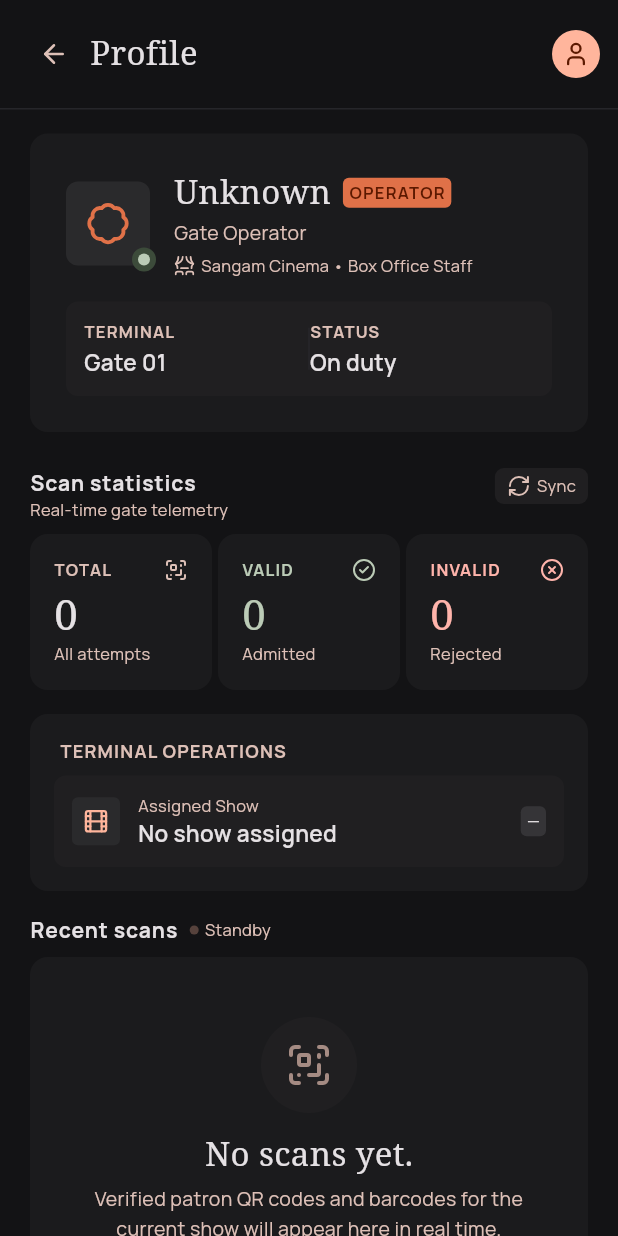
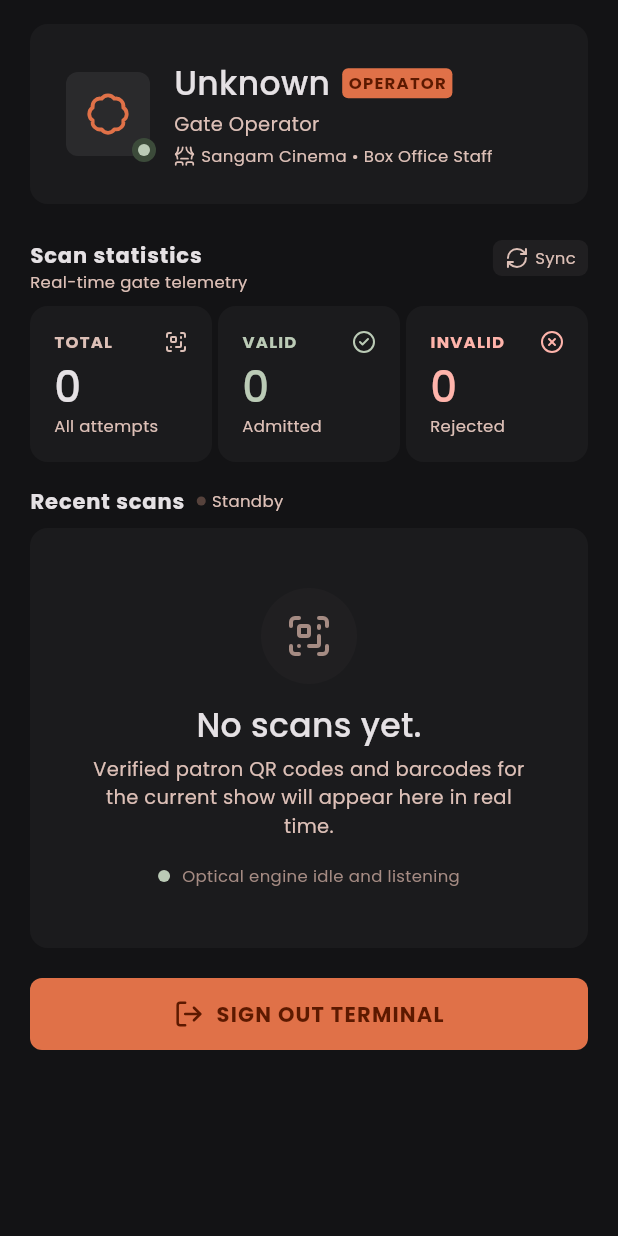
Before and after one commit to Shonferns004/Movie-Booking, a Flutter app: the ProfileScreen screen opened directly with empty values, on a phone screen of 412 x 824 dp. Run offline on Flutter 3.47's test engine with Material 3 defaults, Android fonts, the phone set to English and light mode, and no system bars; our stand-ins replace google_fonts, image_picker, lucide_icons_flutter, shared_preferences; missing offline and left inert: mobile_scanner; accounts and stored records are empty; network calls fail.

Commit message:
Simplify profile tab: remove header, ops section, telemetry; unify font

```diff
--- a/admin_app/lib/screens/profile_screen.dart
+++ b/admin_app/lib/screens/profile_screen.dart
@@ -130,8 +130,7 @@ class _ProfileScreenState extends State<ProfileScreen> {
               _buildIdentityCard(),
               const SizedBox(height: 24),
               _buildStats(),
-              const SizedBox(height: 16),
-              _buildOperationsCard(),
+
               const SizedBox(height: 16),
               _buildRecentScans(),
               const SizedBox(height: 16),
@@ -142,77 +141,17 @@ class _ProfileScreenState extends State<ProfileScreen> {
     // Embedded inside the scanner shell: the shell provides the bounded area,
     // so the profile renders its own header and scroll view.
     if (widget.embedded) {
-      return Column(
-        crossAxisAlignment: CrossAxisAlignment.stretch,
-        children: [
-          _buildHeader(context),
-          Expanded(
-            child: SingleChildScrollView(
-              padding: const EdgeInsets.fromLTRB(20, 16, 20, 24),
-              child: body,
-            ),
-          ),
-        ],
+      return SingleChildScrollView(
+        padding: const EdgeInsets.fromLTRB(20, 16, 20, 24),
+        child: body,
       );
     }
 
     return Scaffold(
       backgroundColor: KkSurface.bg,
-      body: Column(
-        children: [
-          _buildHeader(context),
-          Expanded(
-            child: SingleChildScrollView(
-              padding: const EdgeInsets.fromLTRB(20, 16, 20, 24),
-              child: body,
-            ),
-          ),
-        ],
-      ),
-    );
-  }
-
-  Widget _buildHeader(BuildContext context) {
-    return Container(
-      width: double.infinity,
-      padding: const EdgeInsets.fromLTRB(12, 12, 12, 12),
-      decoration: const BoxDecoration(
-        color: KkSurface.bg,
-        border: Border(bottom: BorderSide(color: KkSurface.border)),
-      ),
-      child: Row(
-        children: [
-          IconButton(
-            onPressed: () {
-              if (widget.onBack != null) {
-                widget.onBack!();
-              } else {
-                Navigator.maybePop(context);
-              }
-            },
-            icon: const Icon(LucideIcons.arrowLeft, size: 20),
-            color: KkSurface.onSurfaceVariant,
-          ),
-          Expanded(
-            child: Text(
-              'Profile',
-              style: GoogleFonts.notoSerif(
-                fontSize: 22,
-                fontWeight: FontWeight.w500,
-                color: KkSurface.onSurface,
-              ),
-            ),
-          ),
-          Container(
-            width: 32,
-            height: 32,
-            decoration: const BoxDecoration(
-              color: KkSurface.primary,
-              shape: BoxShape.circle,
-            ),
-            child: const Icon(LucideIcons.user, size: 18, color: Color(0xFF5C1900)),
-          ),
-        ],
+      body: SingleChildScrollView(
+        padding: const EdgeInsets.fromLTRB(20, 16, 20, 24),
+        child: body,
       ),
     );
   }
@@ -280,7 +219,7 @@ class _ProfileScreenState extends State<ProfileScreen> {
                           child: Text(
                             _displayName,
                             overflow: TextOverflow.ellipsis,
-                            style: GoogleFonts.notoSerif(
+                            style: GoogleFonts.poppins(
                               fontSize: 22,
                               fontWeight: FontWeight.w500,
                               color: KkSurface.onSurface,
@@ -297,7 +236,7 @@ class _ProfileScreenState extends State<ProfileScreen> {
                           ),
                           child: Text(
                             _roleLabel.toUpperCase(),
-                            style: GoogleFonts.manrope(
+                            style: GoogleFonts.poppins(
                               fontSize: 11,
                               fontWeight: FontWeight.w700,
                               letterSpacing: 0.8,
@@ -311,7 +250,7 @@ class _ProfileScreenState extends State<ProfileScreen> {
                     Text(
                       _roleSubtitle,
                       overflow: TextOverflow.ellipsis,
-                      style: GoogleFonts.manrope(
+                      style: GoogleFonts.poppins(
                         fontSize: 13,
                         color: KkSurface.onSurfaceVariant,
                       ),
@@ -326,7 +265,7 @@ class _ProfileScreenState extends State<ProfileScreen> {
                           child: Text(
                             'Sangam Cinema • Box Office Staff',
                             overflow: TextOverflow.ellipsis,
-                            style: GoogleFonts.manrope(
+                            style: GoogleFonts.poppins(
                               fontSize: 11,
                               color: KkSurface.onSurfaceVariant,
                             ),
@@ -339,58 +278,9 @@ class _ProfileScreenState extends State<ProfileScreen> {
               ),
             ],
           ),
-          const SizedBox(height: 16),
-          Container(
-            padding: const EdgeInsets.all(12),
-            decoration: BoxDecoration(
-              color: KkSurface.container,
-              borderRadius: BorderRadius.circular(8),
-            ),
-            child: Row(
-              children: [
-                Expanded(
-                  child: _telemetryCell('Terminal', 'Gate 01'),
-                ),
-                Container(
-                  width: 1,
-                  height: 28,
-                  color: KkSurface.border,
-                ),
-                Expanded(
-                  child: _telemetryCell('Status', 'On duty'),
-                ),
-              ],
-            ),
-          ),
+
         ],
       ),
-    );
-  }
-
-  Widget _telemetryCell(String label, String value) {
-    return Column(
-      crossAxisAlignment: CrossAxisAlignment.start,
-      children: [
-        Text(
-          label.toUpperCase(),
-          style: GoogleFonts.manrope(
-            fontSize: 11,
-            fontWeight: FontWeight.w700,
-            letterSpacing: 0.8,
-            color: KkSurface.onSurfaceVariant,
-          ),
-        ),
-        const SizedBox(height: 2),
-        Text(
-          value,
-          overflow: TextOverflow.ellipsis,
-          style: GoogleFonts.manrope(
-            fontSize: 15,
-            fontWeight: FontWeight.w600,
-            color: KkSurface.onSurface,
-          ),
-        ),
-      ],
     );
   }
 
@@ -407,7 +297,7 @@ class _ProfileScreenState extends State<ProfileScreen> {
                 children: [
                   Text(
                     'Scan statistics',
-                    style: GoogleFonts.manrope(
+                    style: GoogleFonts.poppins(
                       fontSize: 14,
                       fontWeight: FontWeight.w700,
                       letterSpacing: 0.6,
@@ -416,7 +306,7 @@ class _ProfileScreenState extends State<ProfileScreen> {
                   ),
                   Text(
                     'Real-time gate telemetry',
-                    style: GoogleFonts.manrope(
+                    style: GoogleFonts.poppins(
                       fontSize: 11,
                       color: KkSurface.onSurfaceVariant,
                     ),
@@ -442,7 +332,7 @@ class _ProfileScreenState extends State<ProfileScreen> {
                     const SizedBox(width: 4),
                     Text(
                       'Sync',
-                      style: GoogleFonts.manrope(
+                      style: GoogleFonts.poppins(
                         fontSize: 11,
                         color: KkSurface.onSurfaceVariant,
                       ),
@@ -518,7 +408,7 @@ class _ProfileScreenState extends State<ProfileScreen> {
             children: [
               Text(
                 label.toUpperCase(),
-                style: GoogleFonts.manrope(
+                style: GoogleFonts.poppins(
                   fontSize: 11,
                   fontWeight: FontWeight.w700,
                   letterSpacing: 0.8,
@@ -531,7 +421,7 @@ class _ProfileScreenState extends State<ProfileScreen> {
           const SizedBox(height: 8),
           Text(
             value,
-            style: GoogleFonts.notoSerif(
+            style: GoogleFonts.poppins(
               fontSize: 28,
               fontWeight: FontWeight.w500,
               height: 1,
@@ -541,7 +431,7 @@ class _ProfileScreenState extends State<ProfileScreen> {
           const SizedBox(height: 4),
           Text(
             caption,
-            style: GoogleFonts.manrope(
+            style: GoogleFonts.poppins(
               fontSize: 11,
               color: KkSurface.onSurfaceVariant,
             ),
@@ -566,7 +456,7 @@ class _ProfileScreenState extends State<ProfileScreen> {
             padding: const EdgeInsets.symmetric(horizontal: 4),
             child: Text(
               'TERMINAL OPERATIONS',
-              style: GoogleFonts.manrope(
+              style: GoogleFonts.poppins(
                 fontSize: 12,
                 fontWeight: FontWeight.w700,
                 letterSpacing: 0.8,
@@ -600,7 +490,7 @@ class _ProfileScreenState extends State<ProfileScreen> {
                     children: [
                       Text(
                         'Assigned Show',
-                        style: GoogleFonts.manrope(
+                        style: GoogleFonts.poppins(
                           fontSize: 11,
                           color: KkSurface.onSurfaceVariant,
                         ),
@@ -608,7 +498,7 @@ class _ProfileScreenState extends State<ProfileScreen> {
                       Text(
                         _assignedShow,
                         overflow: TextOverflow.ellipsis,
-                        style: GoogleFonts.manrope(
+                        style: GoogleFonts.poppins(
                           fontSize: 15,
                           fontWeight: FontWeight.w600,
                           color: KkSurface.onSurface,
@@ -627,7 +517,7 @@ class _ProfileScreenState extends State<ProfileScreen> {
                   ),
                   child: Text(
                     _assignedAudi,
-                    style: GoogleFonts.manrope(
+                    style: GoogleFonts.poppins(
                       fontSize: 11,
                       color: KkSurface.onSurface,
                     ),
@@ -649,7 +539,7 @@ class _ProfileScreenState extends State<ProfileScreen> {
           children: [
             Text(
               'Recent scans',
-              style: GoogleFonts.manrope(
+              style: GoogleFonts.poppins(
                 fontSize: 14,
                 fontWeight: FontWeight.w700,
                 letterSpacing: 0.6,
@@ -668,7 +558,7 @@ class _ProfileScreenState extends State<ProfileScreen> {
             const SizedBox(width: 4),
             Text(
               'Standby',
-              style: GoogleFonts.manrope(
+              style: GoogleFonts.poppins(
                 fontSize: 11,
                 color: KkSurface.onSurfaceVariant,
               ),
@@ -699,7 +589,7 @@ class _ProfileScreenState extends State<ProfileScreen> {
                 const SizedBox(height: 12),
                 Text(
                   'No scans yet.',
-                  style: GoogleFonts.notoSerif(
+                  style: GoogleFonts.poppins(
                     fontSize: 22,
                     fontWeight: FontWeight.w500,
                     color: KkSurface.onSurface,
@@ -710,7 +600,7 @@ class _ProfileScreenState extends State<ProfileScreen> {
                   'Verified patron QR codes and barcodes for the current show '
                   'will appear here in real time.',
                   textAlign: TextAlign.center,
-                  style: GoogleFonts.manrope(
+                  style: GoogleFonts.poppins(
                     fontSize: 13,
                     height: 1.5,
                     color: KkSurface.onSurfaceVariant,
@@ -731,7 +621,7 @@ class _ProfileScreenState extends State<ProfileScreen> {
                     const SizedBox(width: 8),
                     Text(
                       'Optical engine idle and listening',
-                      style: GoogleFonts.manrope(
+                      style: GoogleFonts.poppins(
                         fontSize: 11,
                         color: KkSurface.outline,
                       ),
@@ -779,7 +669,7 @@ class _ProfileScreenState extends State<ProfileScreen> {
                           '${s['result'] ?? 'UNKNOWN'}'
                               '${s['rejection_reason'] != null && s['rejection_reason'].toString().isNotEmpty ? ' • ${s['rejection_reason']}' : ''}',
                           overflow: TextOverflow.ellipsis,
-                          style: GoogleFonts.manrope(
+                          style: GoogleFonts.poppins(
                             fontSize: 13,
                             fontWeight: FontWeight.w600,
                             color: KkSurface.onSurface,
@@ -787,7 +677,7 @@ class _ProfileScreenState extends State<ProfileScreen> {
                         ),
                         Text(
                           '${s['scanned_at'] ?? ''}',
-                          style: GoogleFonts.manrope(
+                          style: GoogleFonts.poppins(
                             fontSize: 11,
                             color: KkSurface.onSurfaceVariant,
                           ),
@@ -806,7 +696,7 @@ class _ProfileScreenState extends State<ProfileScreen> {
                     ),
                     child: Text(
                       valid ? 'Valid' : 'Rejected',
-                      style: GoogleFonts.manrope(
+                      style: GoogleFonts.poppins(
                         fontSize: 11,
                         fontWeight: FontWeight.w600,
                         color: valid
@@ -866,7 +756,7 @@ class _ProfileScreenState extends State<ProfileScreen> {
           icon: const Icon(LucideIcons.logOut, size: 20),
           label: Text(
             'SIGN OUT TERMINAL',
-            style: GoogleFonts.manrope(
+            style: GoogleFonts.poppins(
               fontSize: 14,
               fontWeight: FontWeight.w700,
               letterSpacing: 0.8,
```
